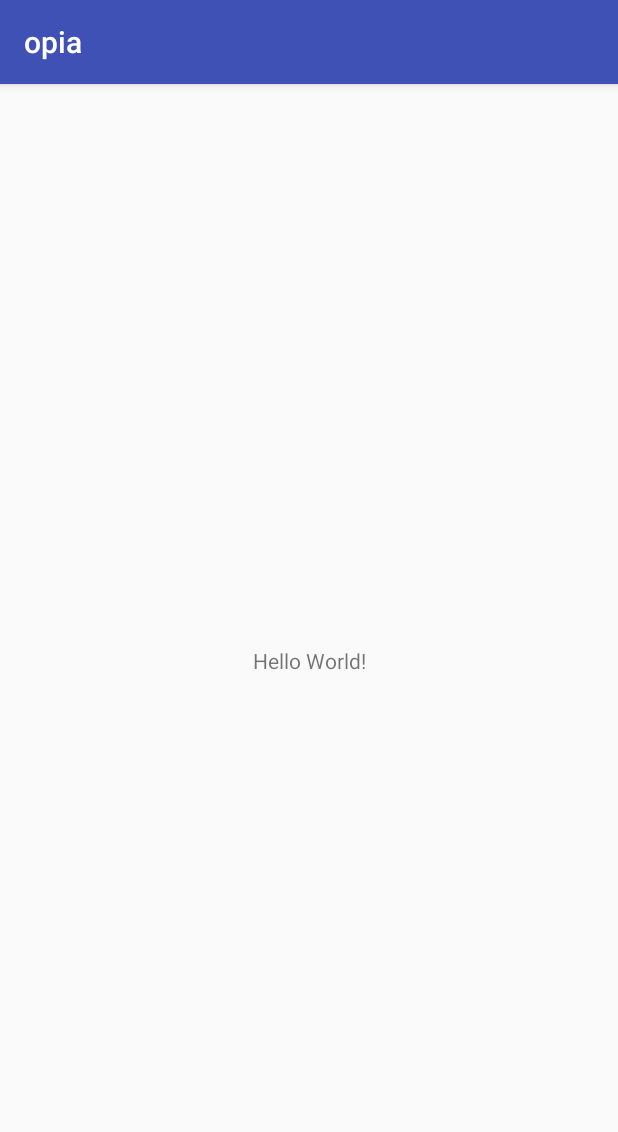
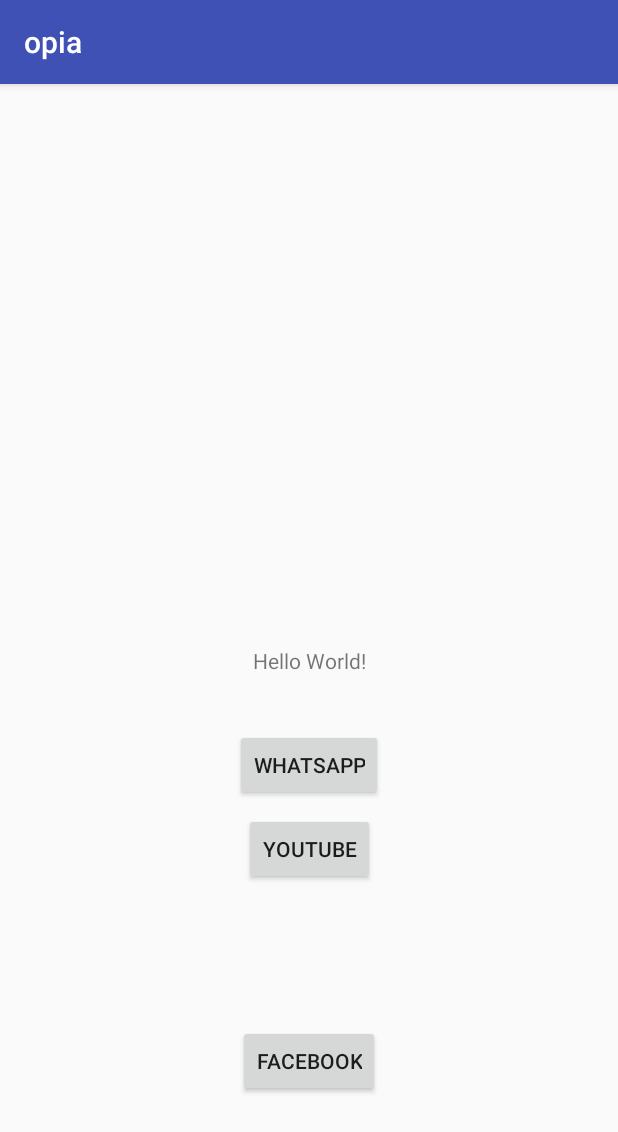
Before and after one commit to TheSoftwareDesignLab/OPIA-mobile-app, an Android app: the screen it shows after launch (MainActivity), on a phone screen of 412 x 824 dp. Shown: the top 1132 px of the screen. Run offline under Robolectric (Android 15) with nearby library versions, the phone set to English and light mode, and no system bars.

Commit message:
selecting app

```diff
--- a/app/src/main/java/com/lanabeji/opia/MainActivity.java
+++ b/app/src/main/java/com/lanabeji/opia/MainActivity.java
@@ -1,13 +1,46 @@
 package com.lanabeji.opia;
 
+import android.content.Context;
+import android.content.Intent;
+import android.content.SharedPreferences;
 import android.support.v7.app.AppCompatActivity;
 import android.os.Bundle;
+import android.view.View;
 
 public class MainActivity extends AppCompatActivity {
+
+    public static final String PACKAGE = "PACKAGE_SELECTED";
+    public static final String APP = "OPIA";
+    Context context;
+    SharedPreferences sharedPref;
+
 
     @Override
     protected void onCreate(Bundle savedInstanceState) {
         super.onCreate(savedInstanceState);
         setContentView(R.layout.activity_main);
+        context = this;
+        sharedPref = context.getSharedPreferences(APP, Context.MODE_PRIVATE);
+    }
+
+    public void writeSelected(String packageSelected){
+        SharedPreferences.Editor editor = sharedPref.edit();
+        editor.putString(PACKAGE, packageSelected);
+        editor.commit();
+    }
+
+    public void onClickWA(View v)
+    {
+        writeSelected("com.whatsapp");
+    }
+
+    public void onClickYT(View v)
+    {
+        writeSelected("com.google.android.youtube");
+    }
+
+    public void onClickFB(View v)
+    {
+        writeSelected("com.facebook.katana");
     }
 }
--- a/app/src/main/res/layout/activity_main.xml
+++ b/app/src/main/res/layout/activity_main.xml
@@ -7,6 +7,7 @@
     tools:context="com.lanabeji.opia.MainActivity">
 
     <TextView
+        android:id="@+id/textView"
         android:layout_width="wrap_content"
         android:layout_height="wrap_content"
         android:text="Hello World!"
@@ -15,4 +16,47 @@
         app:layout_constraintRight_toRightOf="parent"
         app:layout_constraintTop_toTopOf="parent" />
 
+    <Button
+        android:id="@+id/buttonWA"
+        android:layout_width="wrap_content"
+        android:layout_height="wrap_content"
+        android:layout_marginEnd="8dp"
+        android:layout_marginStart="8dp"
+        android:layout_marginTop="36dp"
+        android:onClick="onClickWA"
+        android:text="Whatsapp"
+        app:layout_constraintEnd_toEndOf="parent"
+        app:layout_constraintHorizontal_bias="0.501"
+        app:layout_constraintStart_toStartOf="parent"
+        app:layout_constraintTop_toBottomOf="@+id/textView" />
+
+    <Button
+        android:id="@+id/buttonYT"
+        android:layout_width="87dp"
+        android:layout_height="wrap_content"
+        android:layout_marginEnd="8dp"
+        android:layout_marginStart="8dp"
+        android:layout_marginTop="8dp"
+        android:onClick="onClickYT"
+        android:text="Youtube"
+        app:layout_constraintEnd_toEndOf="parent"
+        app:layout_constraintHorizontal_bias="0.501"
+        app:layout_constraintStart_toStartOf="parent"
+        app:layout_constraintTop_toBottomOf="@+id/buttonWA" />
+
+    <Button
+        android:id="@+id/buttonFB"
+        android:layout_width="wrap_content"
+        android:layout_height="wrap_content"
+        android:layout_marginBottom="8dp"
+        android:layout_marginEnd="8dp"
+        android:layout_marginStart="8dp"
+        android:layout_marginTop="8dp"
+        android:onClick="onClickFB"
+        android:text="Facebook"
+        app:layout_constraintBottom_toBottomOf="parent"
+        app:layout_constraintEnd_toEndOf="parent"
+        app:layout_constraintStart_toStartOf="parent"
+        app:layout_constraintTop_toBottomOf="@+id/buttonYT" />
+
 </android.support.constraint.ConstraintLayout>
```
Also changed, not shown: app/src/main/java/com/lanabeji/opia/OpiaAccessibility.java (+32 -5 lines).
